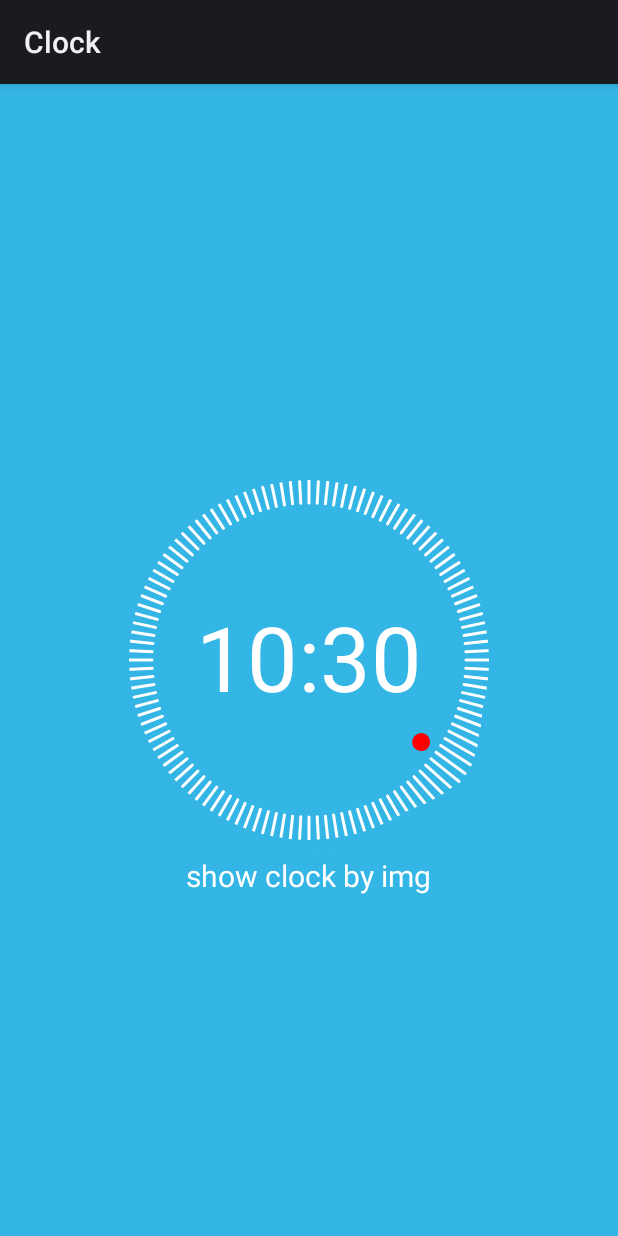
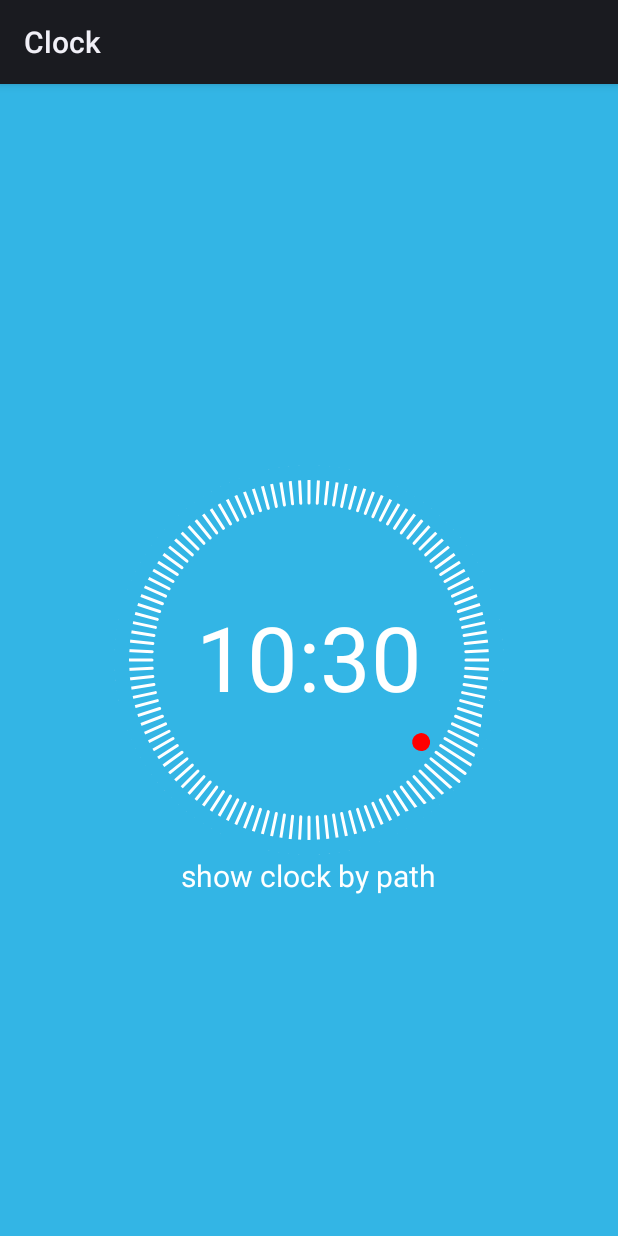
Before and after one commit to Ajian-studio/GAHonorClock, an Android app: the ClockByPathActivity screen opened directly, with no data from a screen before it, on a phone screen of 412 x 824 dp. Run offline under Robolectric (Android 15) with nearby library versions, the phone set to English and light mode, and no system bars.

Commit message:
change[]: 修复ClockViewByPath页面的文字说明错误

```diff
--- a/app/src/main/res/layout/activity_clock_by_path.xml
+++ b/app/src/main/res/layout/activity_clock_by_path.xml
@@ -19,7 +19,7 @@
         android:layout_height="wrap_content"
         android:layout_below="@id/clock_view_by_path"
         android:layout_centerHorizontal="true"
-        android:text="@string/clock_by_img"
+        android:text="@string/clock_by_path"
         android:textColor="@android:color/white"
         android:textSize="@dimen/clock_view_mode_text_size" />
 </RelativeLayout>
```
